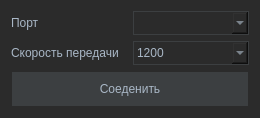
This is resources/ConnectionInputWidget.ui in kabanpunk/bms-monitor-desktop as Qt 5 draws it before an edit. The edited form follows.
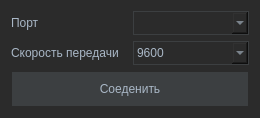
This is the edited form.

```diff
--- a/resources/ConnectionInputWidget.ui
+++ b/resources/ConnectionInputWidget.ui
@@ -174,8 +174,8 @@
        </item>
        <item>
         <widget class="QComboBox" name="comboBox_baudrate">
-         <property name="currentText">
-          <string>9600</string>
+         <property name="currentIndex">
+           <number>3</number>
          </property>
          <item>
           <property name="text">
```
